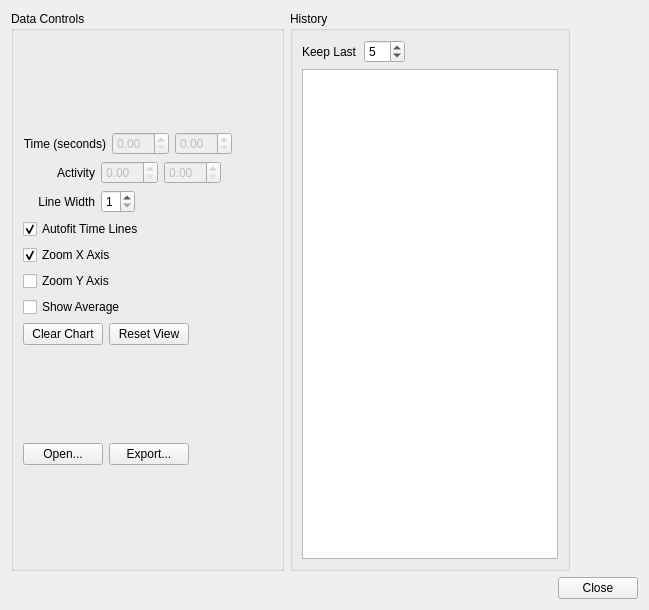
The window that src/GuiQt/TimeCourseDialog.ui (Washington-University/workbench) describes before a commit, drawn with Qt 5.
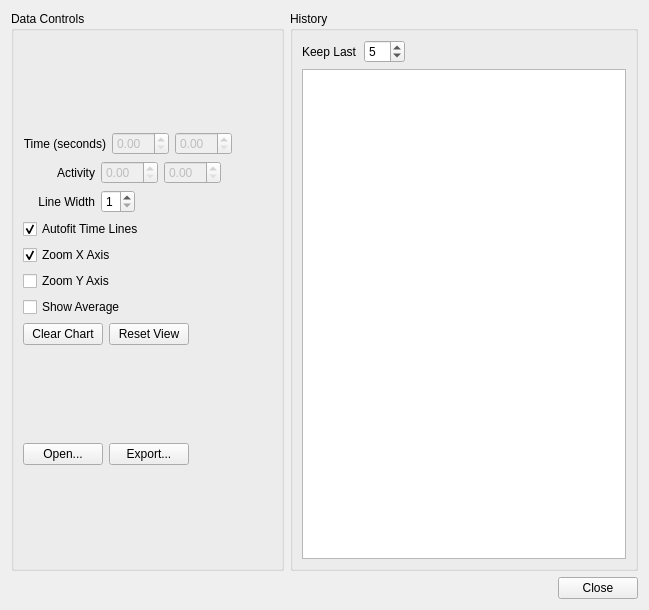
The same window after the commit. Custom widgets are drawn as their Qt base class.

Commit message: Slight adjustment to TimeCourseDialog layout.

```diff
--- a/src/GuiQt/TimeCourseDialog.ui
+++ b/src/GuiQt/TimeCourseDialog.ui
@@ -313,7 +313,7 @@
      <item>
       <widget class="QGroupBox" name="groupBox_2">
        <property name="sizePolicy">
-        <sizepolicy hsizetype="Fixed" vsizetype="Preferred">
+        <sizepolicy hsizetype="MinimumExpanding" vsizetype="Preferred">
          <horstretch>0</horstretch>
          <verstretch>0</verstretch>
         </sizepolicy>
@@ -366,19 +366,6 @@
        </layout>
       </widget>
      </item>
-     <item>
-      <spacer name="horizontalSpacer_8">
-       <property name="orientation">
-        <enum>Qt::Horizontal</enum>
-       </property>
-       <property name="sizeHint" stdset="0">
-        <size>
-         <width>40</width>
-         <height>20</height>
-        </size>
-       </property>
-      </spacer>
-     </item>
     </layout>
    </item>
    <item>
```
